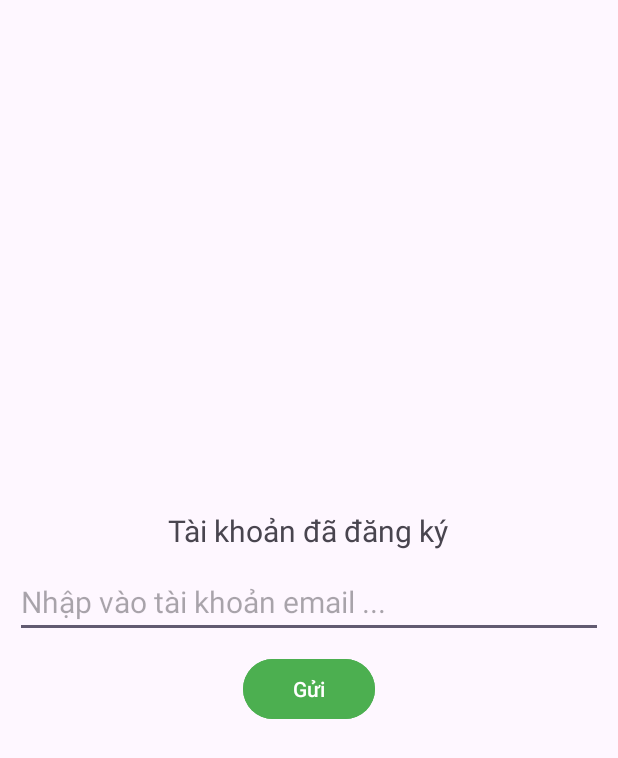
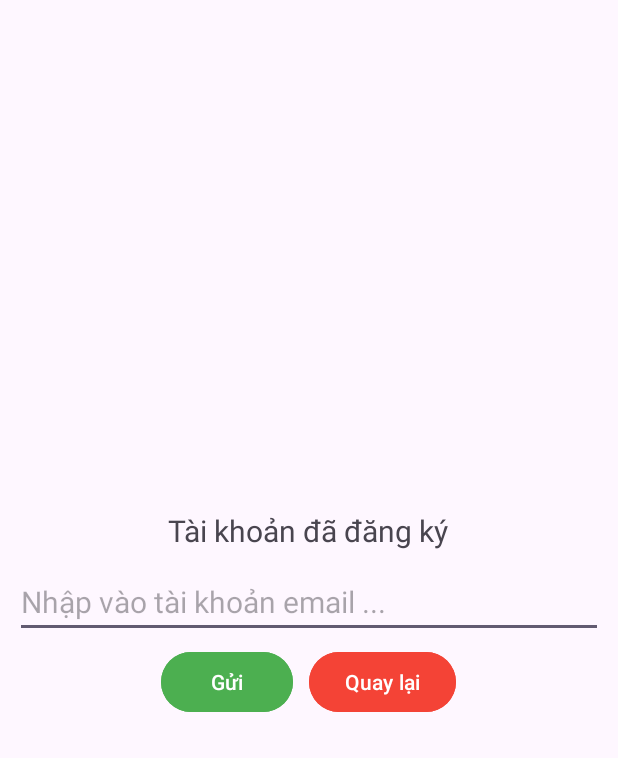
Before and after one commit to Nguyenx2/ShopAndroid, an Android app: the QuenMatKhauActivity screen opened directly, with no data from a screen before it, on a phone screen of 412 x 824 dp. Shown: the top 758 px of the screen. Run offline under Robolectric (Android 15) with nearby library versions, the phone set to English and light mode, and no system bars; our stand-ins replace Firebase (no records; nobody signed in at launch, a user with empty details on screens opened directly).

Commit message:
Update 1/1/2024 1:06AM

```diff
--- a/app/src/main/java/com/example/shopapp/QuenMatKhauActivity.java
+++ b/app/src/main/java/com/example/shopapp/QuenMatKhauActivity.java
@@ -17,7 +17,7 @@ import com.google.firebase.auth.FirebaseAuth;
 
 public class QuenMatKhauActivity extends AppCompatActivity {
     EditText edtEmail;
-    Button btnGui;
+    Button btnGui, btnQuayLai;
     ProgressBar progressBar;
     @Override
     protected void onCreate(Bundle savedInstanceState) {
@@ -25,8 +25,15 @@ public class QuenMatKhauActivity extends AppCompatActivity {
         setContentView(R.layout.activity_quen_mat_khau);
         edtEmail = findViewById(R.id.edt_email);
         btnGui = findViewById(R.id.btn_gui);
+        btnQuayLai = findViewById(R.id.btn_quay_lai);
         progressBar = findViewById(R.id.progressBar);
         progressBar.setVisibility(View.INVISIBLE);
+        btnQuayLai.setOnClickListener(new View.OnClickListener() {
+            @Override
+            public void onClick(View view) {
+                finish();
+            }
+        });
         btnGui.setOnClickListener(new View.OnClickListener() {
             @Override
             public void onClick(View view) {
--- a/app/src/main/res/layout/activity_quen_mat_khau.xml
+++ b/app/src/main/res/layout/activity_quen_mat_khau.xml
@@ -31,13 +31,27 @@
             android:hint="Nhập vào tài khoản email ..."
             android:inputType="textEmailAddress"
             android:textSize="20sp"/>
-        <Button
-            android:id="@+id/btn_gui"
-            android:layout_marginTop="10dp"
-            android:backgroundTint="#4CAF50"
+        <LinearLayout
             android:layout_width="wrap_content"
-            android:layout_height="wrap_content"
-            android:text="Gửi"/>
+            android:layout_height="wrap_content">
+            <Button
+                android:id="@+id/btn_gui"
+                android:layout_marginTop="10dp"
+                android:backgroundTint="#4CAF50"
+                android:layout_width="wrap_content"
+                android:layout_height="wrap_content"
+                android:text="Gửi"
+                android:layout_margin="5dp"/>
+            <Button
+                android:id="@+id/btn_quay_lai"
+                android:layout_marginTop="10dp"
+                android:backgroundTint="#F44336"
+                android:layout_width="wrap_content"
+                android:layout_height="wrap_content"
+                android:text="Quay lại"
+                android:layout_margin="5dp"/>
+        </LinearLayout>
+
     </LinearLayout>
 
 </FrameLayout>
```
